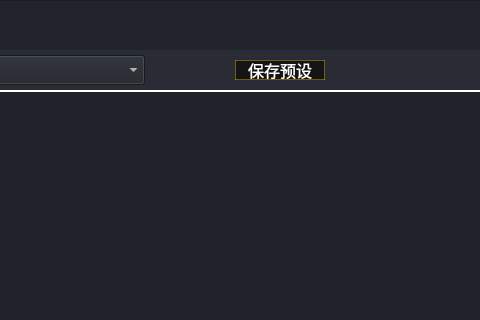
Above: WWC.ui from Namasday/WutheringWavesCalculator before the change; both pictures show x 665 to 1145 and y 0 to 320 of the 1280 by 720 pixel window. Below: the same form after it.
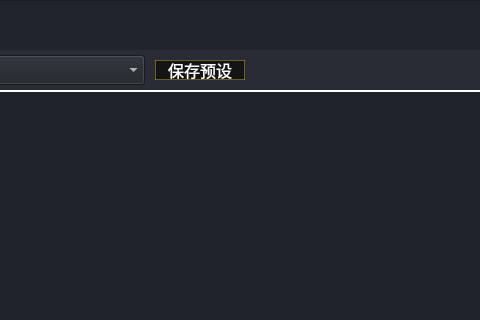
That is the form after the change. Icons and pictures are not drawn.

```diff
--- a/WWC.ui
+++ b/WWC.ui
@@ -332,7 +332,7 @@
      <widget class="QPushButton" name="btnSaveStrategy">
       <property name="geometry">
        <rect>
-        <x>850</x>
+        <x>770</x>
         <y>10</y>
         <width>90</width>
         <height>20</height>
```
